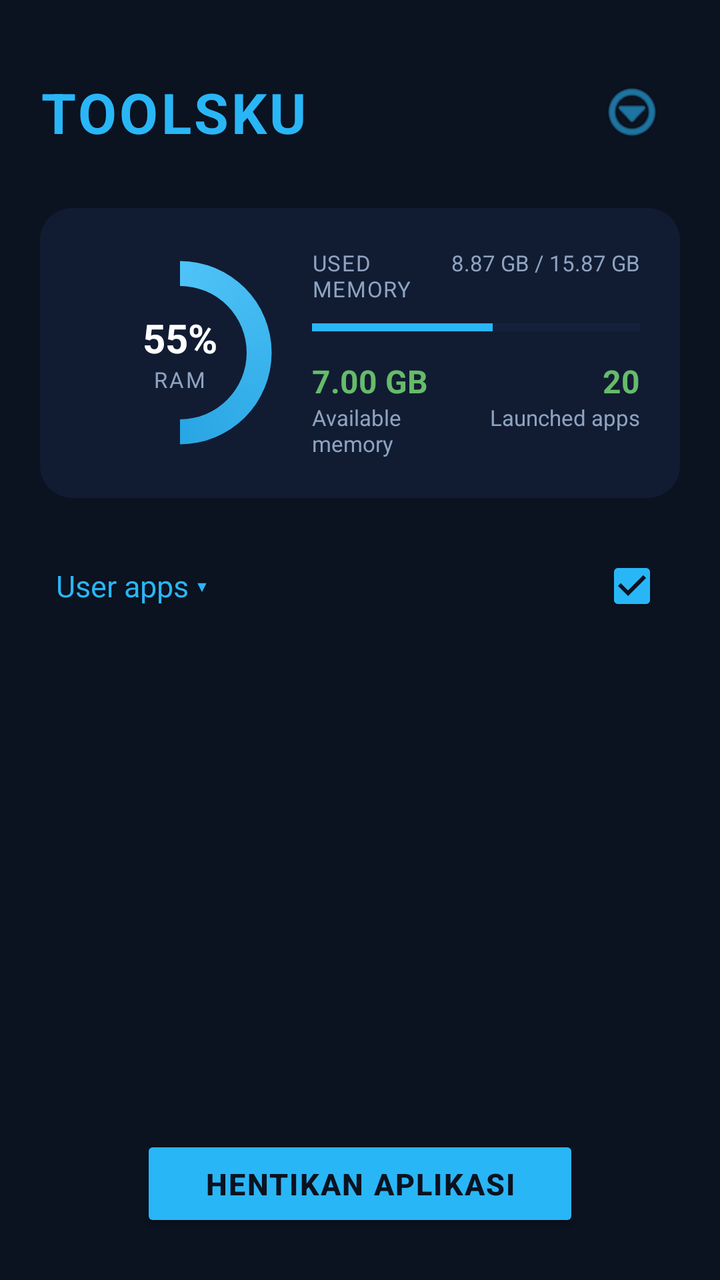
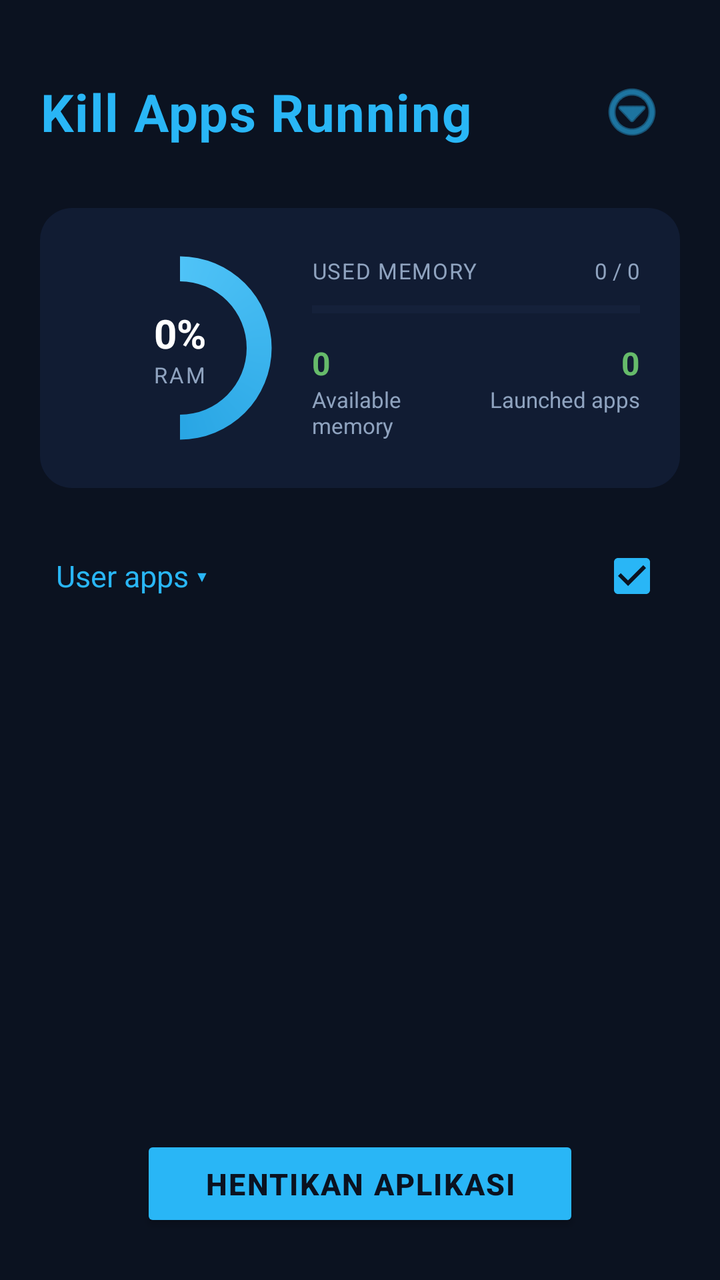

Screens rendered from an Android XML layout before and after an edit, with the pre-edit source and the edit as a unified diff.
<!-- AndroidManifest.xml: application theme Theme.Toolsku -->
<!-- res/layout/activity_killer.xml -->
<?xml version="1.0" encoding="utf-8"?>
<androidx.constraintlayout.widget.ConstraintLayout
    xmlns:android="http://schemas.android.com/apk/res/android"
    xmlns:app="http://schemas.android.com/apk/res-auto"
    android:layout_width="match_parent"
    android:layout_height="match_parent"
    android:background="@color/bg_dark">

    
    <LinearLayout
        android:id="@+id/headerBar"
        android:layout_width="match_parent"
        android:layout_height="wrap_content"
        android:orientation="horizontal"
        android:paddingHorizontal="20dp"
        android:paddingTop="32dp"
        android:paddingBottom="16dp"
        android:gravity="center_vertical"
        app:layout_constraintTop_toTopOf="parent">

        <TextView
            android:layout_width="0dp"
            android:layout_height="wrap_content"
            android:layout_weight="1"
            android:text="@string/killer_header_title"
            android:textColor="@color/accent"
            android:textSize="28sp"
            android:textStyle="bold"
            android:letterSpacing="0.05" />

        <ImageButton
            android:id="@+id/btnMenu"
            android:layout_width="48dp"
            android:layout_height="48dp"
            android:background="?attr/selectableItemBackgroundBorderless"
            android:contentDescription="@string/killer_menu_desc"
            android:src="@android:drawable/ic_menu_more"
            app:tint="@color/accent" />
    </LinearLayout>

    
    <LinearLayout
        android:id="@+id/ramCard"
        android:layout_width="match_parent"
        android:layout_height="wrap_content"
        android:layout_marginHorizontal="20dp"
        android:layout_marginTop="8dp"
        android:background="@drawable/bg_menu_card"
        android:orientation="horizontal"
        android:padding="20dp"
        android:gravity="center_vertical"
        app:layout_constraintTop_toBottomOf="@id/headerBar">

        
        <FrameLayout
            android:layout_width="100dp"
            android:layout_height="100dp">

            <ProgressBar
                android:id="@+id/progressRam"
                style="?android:attr/progressBarStyleHorizontal"
                android:layout_width="match_parent"
                android:layout_height="match_parent"
                android:progressDrawable="@drawable/circular_progress"
                android:max="100"
                android:progress="50" />

            <LinearLayout
                android:layout_width="match_parent"
                android:layout_height="match_parent"
                android:gravity="center"
                android:orientation="vertical">

                <TextView
                    android:id="@+id/tvRamPercent"
                    android:layout_width="wrap_content"
                    android:layout_height="wrap_content"
                    android:text="55%"
                    android:textColor="@color/text_primary"
                    android:textSize="20sp"
                    android:textStyle="bold" />

                <TextView
                    android:layout_width="wrap_content"
                    android:layout_height="wrap_content"
                    android:text="RAM"
                    android:textColor="@color/text_secondary"
                    android:textSize="11sp"
                    android:letterSpacing="0.1" />
            </LinearLayout>
        </FrameLayout>

        
        <LinearLayout
            android:layout_width="0dp"
            android:layout_height="wrap_content"
            android:layout_marginStart="16dp"
            android:layout_weight="1"
            android:orientation="vertical">

            <LinearLayout
                android:layout_width="match_parent"
                android:layout_height="wrap_content"
                android:orientation="horizontal">

                <TextView
                    android:layout_width="0dp"
                    android:layout_height="wrap_content"
                    android:layout_weight="1"
                    android:text="@string/killer_used_memory"
                    android:textColor="@color/text_secondary"
                    android:textSize="11sp"
                    android:letterSpacing="0.05" />

                <TextView
                    android:id="@+id/tvRamUsedText"
                    android:layout_width="wrap_content"
                    android:layout_height="wrap_content"
                    android:text="8.87 GB / 15.87 GB"
                    android:textColor="@color/text_secondary"
                    android:textSize="11sp" />
            </LinearLayout>

            <ProgressBar
                android:id="@+id/barRam"
                style="?android:attr/progressBarStyleHorizontal"
                android:layout_width="match_parent"
                android:layout_height="8dp"
                android:layout_marginTop="8dp"
                android:max="100"
                android:progress="55"
                android:progressTint="@color/accent"
                android:progressBackgroundTint="@color/divider" />

            <LinearLayout
                android:layout_width="match_parent"
                android:layout_height="wrap_content"
                android:layout_marginTop="12dp"
                android:orientation="horizontal">

                <LinearLayout
                    android:layout_width="0dp"
                    android:layout_height="wrap_content"
                    android:layout_weight="1"
                    android:orientation="vertical">

                    <TextView
                        android:id="@+id/tvRamAvailable"
                        android:layout_width="wrap_content"
                        android:layout_height="wrap_content"
                        android:text="7.00 GB"
                        android:textColor="@color/success"
                        android:textSize="16sp"
                        android:textStyle="bold" />

                    <TextView
                        android:layout_width="wrap_content"
                        android:layout_height="wrap_content"
                        android:text="@string/killer_available_memory"
                        android:textColor="@color/text_secondary"
                        android:textSize="11sp" />
                </LinearLayout>

                <LinearLayout
                    android:layout_width="0dp"
                    android:layout_height="wrap_content"
                    android:layout_weight="1"
                    android:orientation="vertical"
                    android:gravity="end">

                    <TextView
                        android:id="@+id/tvLaunchedApps"
                        android:layout_width="wrap_content"
                        android:layout_height="wrap_content"
                        android:text="20"
                        android:textColor="@color/success"
                        android:textSize="16sp"
                        android:textStyle="bold" />

                    <TextView
                        android:layout_width="wrap_content"
                        android:layout_height="wrap_content"
                        android:text="@string/killer_launched_apps"
                        android:textColor="@color/text_secondary"
                        android:textSize="11sp" />
                </LinearLayout>
            </LinearLayout>
        </LinearLayout>
    </LinearLayout>

    
    <LinearLayout
        android:id="@+id/filterBar"
        android:layout_width="match_parent"
        android:layout_height="wrap_content"
        android:layout_marginTop="20dp"
        android:orientation="horizontal"
        android:gravity="center_vertical"
        android:paddingHorizontal="20dp"
        app:layout_constraintTop_toBottomOf="@id/ramCard">

        <LinearLayout
            android:id="@+id/btnFilter"
            android:layout_width="0dp"
            android:layout_height="wrap_content"
            android:layout_weight="1"
            android:gravity="center_vertical"
            android:orientation="horizontal"
            android:clickable="true"
            android:focusable="true"
            android:padding="8dp">

            <TextView
                android:id="@+id/tvFilterLabel"
                android:layout_width="wrap_content"
                android:layout_height="wrap_content"
                android:text="@string/killer_filter_user_apps"
                android:textColor="@color/accent"
                android:textSize="15sp" />

            <TextView
                android:layout_width="wrap_content"
                android:layout_height="wrap_content"
                android:layout_marginStart="4dp"
                android:text="▾"
                android:textColor="@color/accent"
                android:textSize="15sp" />
        </LinearLayout>

        <ImageButton
            android:id="@+id/btnSelectAll"
            android:layout_width="48dp"
            android:layout_height="48dp"
            android:background="?attr/selectableItemBackgroundBorderless"
            android:contentDescription="@string/killer_select_all"
            android:src="@drawable/ic_checkbox_checked"
            app:tint="@color/accent" />
    </LinearLayout>

    
    <androidx.recyclerview.widget.RecyclerView
        android:id="@+id/rvApps"
        android:layout_width="match_parent"
        android:layout_height="0dp"
        android:layout_marginTop="8dp"
        android:layout_marginHorizontal="20dp"
        android:clipToPadding="false"
        android:paddingBottom="100dp"
        app:layout_constraintTop_toBottomOf="@id/filterBar"
        app:layout_constraintBottom_toBottomOf="parent" />

    
    <Button
        android:id="@+id/btnCloseApps"
        android:layout_width="wrap_content"
        android:layout_height="wrap_content"
        android:layout_marginBottom="24dp"
        android:backgroundTint="@color/accent"
        android:minWidth="200dp"
        android:paddingHorizontal="32dp"
        android:paddingVertical="14dp"
        android:text="@string/killer_close_apps_zero"
        android:textColor="@color/bg_dark"
        android:textSize="15sp"
        android:textStyle="bold"
        android:letterSpacing="0.05"
        app:cornerRadius="28dp"
        app:layout_constraintBottom_toBottomOf="parent"
        app:layout_constraintStart_toStartOf="parent"
        app:layout_constraintEnd_toEndOf="parent" />

</androidx.constraintlayout.widget.ConstraintLayout>
<!-- resources referenced by this layout -->
<resources>
  <color name="accent">#29B6F6</color>
  <color name="bg_dark">#0B1220</color>
  <color name="divider">#1E2D4A</color>
  <color name="success">#66BB6A</color>
  <color name="text_primary">#FFFFFF</color>
  <color name="text_secondary">#8FA3BF</color>
  <!-- drawable bg_menu_card (drawable) -->
  <?xml version="1.0" encoding="utf-8"?>
  <shape xmlns:android="http://schemas.android.com/apk/res/android"
      android:shape="rectangle">
      <solid android:color="@color/bg_surface" />
      <corners android:radius="@dimen/card_radius" />
  </shape>
  <!-- drawable circular_progress (drawable) -->
  <?xml version="1.0" encoding="utf-8"?>
  <rotate xmlns:android="http://schemas.android.com/apk/res/android"
      android:fromDegrees="270"
      android:toDegrees="270">
  
      <shape
          android:shape="ring"
          android:thicknessRatio="8"
          android:useLevel="true">
  
          <gradient
              android:startColor="@color/accent_light"
              android:endColor="@color/accent_dark"
              android:type="sweep" />
  
      </shape>
  </rotate>
  <!-- drawable ic_checkbox_checked (drawable) -->
  <?xml version="1.0" encoding="utf-8"?>
  <vector xmlns:android="http://schemas.android.com/apk/res/android"
      android:width="24dp"
      android:height="24dp"
      android:viewportWidth="24"
      android:viewportHeight="24">
      <path
          android:fillColor="#FFFFFF"
          android:pathData="M19,3H5C3.9,3 3,3.9 3,5v14c0,1.1 0.9,2 2,2h14c1.1,0 2,-0.9 2,-2V5C21,3.9 20.1,3 19,3zM10,17l-5,-5 1.41,-1.41L10,14.17l7.59,-7.59L19,8L10,17z" />
  </vector>
  <string name="killer_available_memory">Available memory</string>
  <string name="killer_close_apps_zero">HENTIKAN APLIKASI</string>
  <string name="killer_filter_user_apps">User apps</string>
  <string name="killer_header_title">TOOLSKU</string>
  <string name="killer_launched_apps">Launched apps</string>
  <string name="killer_menu_desc">Menu</string>
  <string name="killer_select_all">Pilih Semua</string>
  <string name="killer_used_memory">USED MEMORY</string>
  <style name="Theme.Toolsku" parent="Theme.MaterialComponents.NoActionBar">
          <item name="colorPrimary">@color/accent</item>
          <item name="colorPrimaryVariant">@color/accent_dark</item>
          <item name="colorOnPrimary">@color/bg_dark</item>
          <item name="colorSecondary">@color/accent_light</item>
          <item name="colorSecondaryVariant">@color/accent</item>
          <item name="colorOnSecondary">@color/bg_dark</item>
          <item name="android:colorBackground">@color/bg_dark</item>
          <item name="colorSurface">@color/bg_surface</item>
          <item name="colorOnSurface">@color/text_primary</item>
          <item name="android:statusBarColor">@color/bg_dark</item>
          <item name="android:navigationBarColor">@color/bg_dark</item>
          <item name="android:windowLightStatusBar">false</item>
          <item name="android:windowBackground">@color/bg_dark</item>
      </style>
  <color name="bg_surface">#111C33</color>
  <dimen name="card_radius">16dp</dimen>
  <color name="accent_light">#4FC3F7</color>
  <color name="accent_dark">#0288D1</color>
</resources>

<!-- the commit's change to res/layout/activity_killer.xml (unified diff, before → after) -->
@@ -19,14 +19,15 @@
         app:layout_constraintTop_toTopOf="parent">
 
         <TextView
+            android:id="@+id/tvHeaderTitle"
             android:layout_width="0dp"
             android:layout_height="wrap_content"
             android:layout_weight="1"
-            android:text="@string/killer_header_title"
+            android:text="@string/header_kill_apps_running"
             android:textColor="@color/accent"
-            android:textSize="28sp"
+            android:textSize="26sp"
             android:textStyle="bold"
-            android:letterSpacing="0.05" />
+            android:letterSpacing="0.02" />
 
         <ImageButton
             android:id="@+id/btnMenu"
@@ -51,7 +52,6 @@
         android:gravity="center_vertical"
         app:layout_constraintTop_toBottomOf="@id/headerBar">
 
-        
         <FrameLayout
             android:layout_width="100dp"
             android:layout_height="100dp">
@@ -75,7 +75,7 @@
                     android:id="@+id/tvRamPercent"
                     android:layout_width="wrap_content"
                     android:layout_height="wrap_content"
-                    android:text="55%"
+                    android:text="0%"
                     android:textColor="@color/text_primary"
                     android:textSize="20sp"
                     android:textStyle="bold" />
@@ -90,7 +90,6 @@
             </LinearLayout>
         </FrameLayout>
 
-        
         <LinearLayout
             android:layout_width="0dp"
             android:layout_height="wrap_content"
@@ -116,7 +115,7 @@
                     android:id="@+id/tvRamUsedText"
                     android:layout_width="wrap_content"
                     android:layout_height="wrap_content"
-                    android:text="8.87 GB / 15.87 GB"
+                    android:text="0 / 0"
                     android:textColor="@color/text_secondary"
                     android:textSize="11sp" />
             </LinearLayout>
@@ -128,7 +127,7 @@
                 android:layout_height="8dp"
                 android:layout_marginTop="8dp"
                 android:max="100"
-                android:progress="55"
+                android:progress="0"
                 android:progressTint="@color/accent"
                 android:progressBackgroundTint="@color/divider" />
 
@@ -148,7 +147,7 @@
                         android:id="@+id/tvRamAvailable"
                         android:layout_width="wrap_content"
                         android:layout_height="wrap_content"
-                        android:text="7.00 GB"
+                        android:text="0"
                         android:textColor="@color/success"
                         android:textSize="16sp"
                         android:textStyle="bold" />
@@ -172,7 +171,7 @@
                         android:id="@+id/tvLaunchedApps"
                         android:layout_width="wrap_content"
                         android:layout_height="wrap_content"
-                        android:text="20"
+                        android:text="0"
                         android:textColor="@color/success"
                         android:textSize="16sp"
                         android:textStyle="bold" />
<!-- resource entries referenced after the edit -->
@@ -42,10 +42,10 @@
           android:fillColor="#FFFFFF"
           android:pathData="M19,3H5C3.9,3 3,3.9 3,5v14c0,1.1 0.9,2 2,2h14c1.1,0 2,-0.9 2,-2V5C21,3.9 20.1,3 19,3zM10,17l-5,-5 1.41,-1.41L10,14.17l7.59,-7.59L19,8L10,17z" />
   </vector>
+  <string name="header_kill_apps_running">Kill Apps Running</string>
   <string name="killer_available_memory">Available memory</string>
   <string name="killer_close_apps_zero">HENTIKAN APLIKASI</string>
   <string name="killer_filter_user_apps">User apps</string>
-  <string name="killer_header_title">TOOLSKU</string>
   <string name="killer_launched_apps">Launched apps</string>
   <string name="killer_menu_desc">Menu</string>
   <string name="killer_select_all">Pilih Semua</string>
